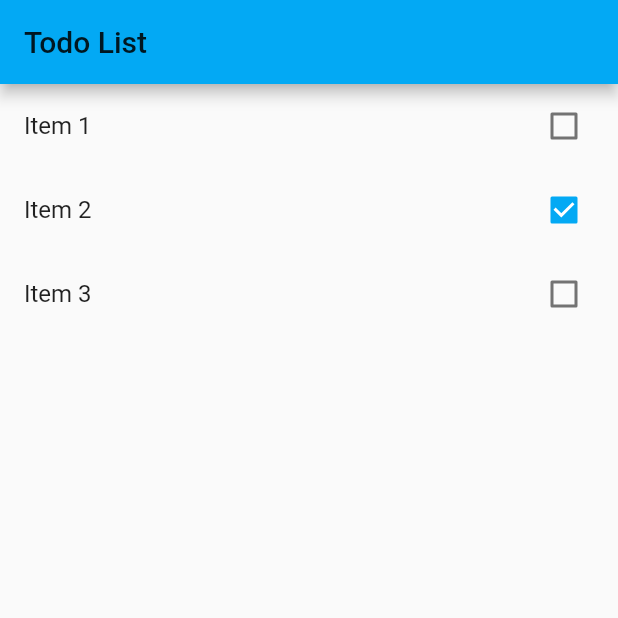
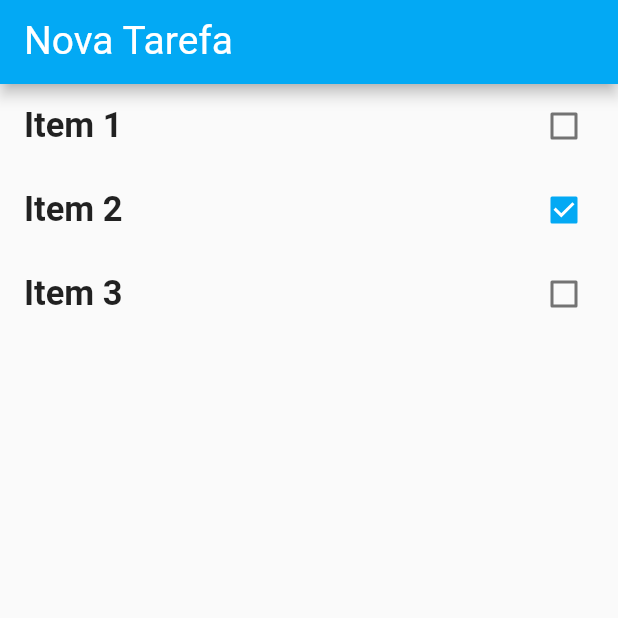
Before and after one commit to RaphaelfsOliveira/flutter_course_balta_io_todo_app, a Flutter app: the screen it shows after launch, on a phone screen of 412 x 824 dp, the top half of it. Run offline on Flutter 3.47's test engine with Material 2 defaults, Android fonts, the phone set to English and light mode, and no system bars.

Commit message:
- aumentando o tamanho dos textos

```diff
--- a/todo/lib/main.dart
+++ b/todo/lib/main.dart
@@ -36,14 +36,33 @@ class _HomePageState extends State<HomePage> {
   Widget build(BuildContext context) {
     return Scaffold(
       appBar: AppBar(
-        title: Text('Todo List'),
+        title: TextFormField(
+          keyboardType: TextInputType.text,
+          style: TextStyle(
+            color: Colors.white,
+            fontSize: 23,
+          ),
+          decoration: InputDecoration(
+            labelText: 'Nova Tarefa',
+            labelStyle: TextStyle(
+              color: Colors.white,
+              fontSize: 26,
+            ),
+          ),
+        ),
       ),
       body: ListView.builder(
           itemCount: widget.items.length,
           itemBuilder: (BuildContext context, int index) {
             final item = widget.items[index];
             return CheckboxListTile(
-              title: Text(item.title),
+              title: Text(
+                item.title,
+                style: TextStyle(
+                  fontSize: 23,
+                  fontWeight: FontWeight.bold,
+                ),
+              ),
               key: Key(item.title),
               value: item.done,
               onChanged: (value) {
```
